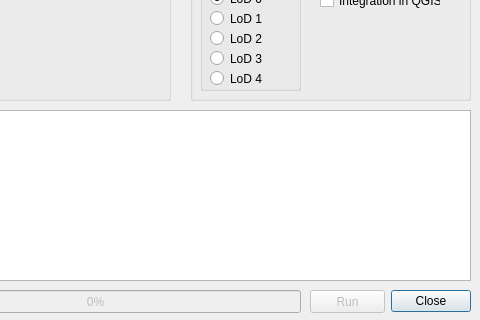
Qt form dialog.ui (NickNick1210/ifc_to_citygml) before a commit; both pictures show x 120 to 600 and y 130 to 450 of the 600 by 450 pixel window.
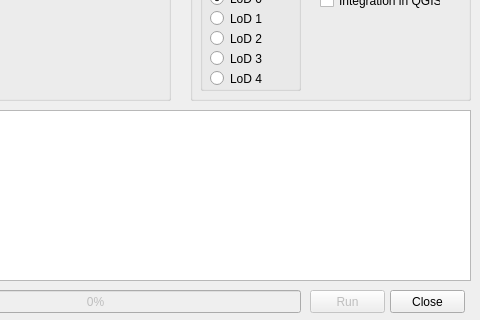
The same form after that commit. Custom widgets are drawn as their Qt base class.

```diff
--- a/dialog.ui
+++ b/dialog.ui
@@ -17,28 +17,6 @@
   <property name="locale">
    <locale language="English" country="UnitedStates"/>
   </property>
-  <widget class="QDialogButtonBox" name="button_box">
-   <property name="enabled">
-    <bool>true</bool>
-   </property>
-   <property name="geometry">
-    <rect>
-     <x>510</x>
-     <y>416</y>
-     <width>81</width>
-     <height>31</height>
-    </rect>
-   </property>
-   <property name="locale">
-    <locale language="German" country="Germany"/>
-   </property>
-   <property name="orientation">
-    <enum>Qt::Horizontal</enum>
-   </property>
-   <property name="standardButtons">
-    <set>QDialogButtonBox::Close</set>
-   </property>
-  </widget>
   <widget class="QProgressBar" name="progressBar">
    <property name="enabled">
     <bool>false</bool>
@@ -405,6 +383,67 @@
     </property>
    </widget>
   </widget>
+  <widget class="QPushButton" name="button_close">
+   <property name="enabled">
+    <bool>true</bool>
+   </property>
+   <property name="geometry">
+    <rect>
+     <x>510</x>
+     <y>420</y>
+     <width>75</width>
+     <height>23</height>
+    </rect>
+   </property>
+   <property name="sizePolicy">
+    <sizepolicy hsizetype="Fixed" vsizetype="Fixed">
+     <horstretch>0</horstretch>
+     <verstretch>0</verstretch>
+    </sizepolicy>
+   </property>
+   <property name="maximumSize">
+    <size>
+     <width>16777215</width>
+     <height>16777215</height>
+    </size>
+   </property>
+   <property name="sizeIncrement">
+    <size>
+     <width>0</width>
+     <height>0</height>
+    </size>
+   </property>
+   <property name="baseSize">
+    <size>
+     <width>0</width>
+     <height>0</height>
+    </size>
+   </property>
+   <property name="focusPolicy">
+    <enum>Qt::NoFocus</enum>
+   </property>
+   <property name="text">
+    <string>Close</string>
+   </property>
+   <property name="iconSize">
+    <size>
+     <width>16</width>
+     <height>16</height>
+    </size>
+   </property>
+   <property name="checkable">
+    <bool>false</bool>
+   </property>
+   <property name="autoDefault">
+    <bool>true</bool>
+   </property>
+   <property name="default">
+    <bool>false</bool>
+   </property>
+   <property name="flat">
+    <bool>false</bool>
+   </property>
+  </widget>
  </widget>
  <customwidgets>
   <customwidget>
```
Left out of the diff: 35 changed lines with no effect on the pictures.
